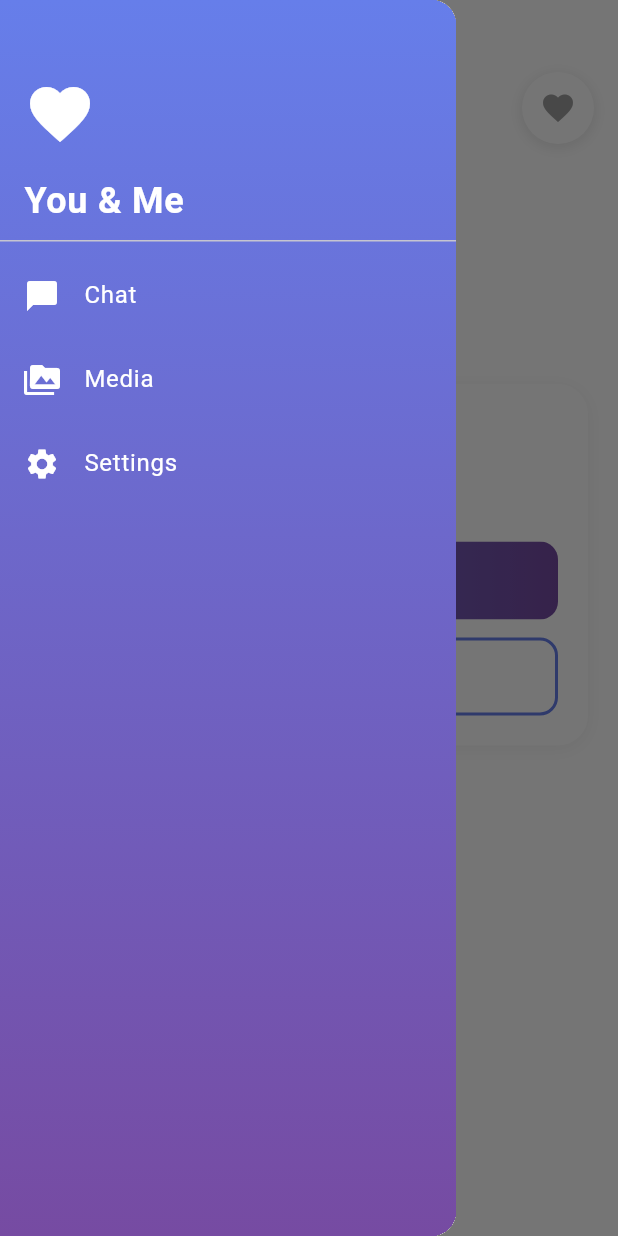
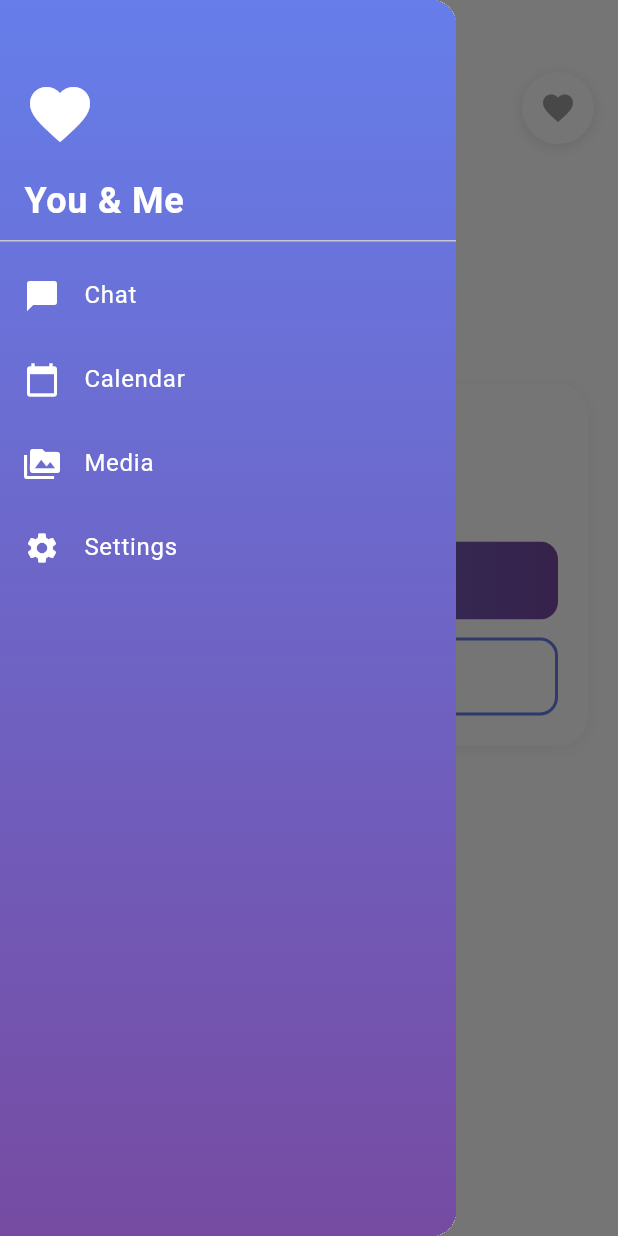
Before and after one commit to donpablitoooooooo/TuyJo, a Flutter app: the screen it shows after launch, in the side drawer, after a tap on the "menu" icon, on a phone screen of 412 x 824 dp. Run offline on Flutter 3.47's test engine with Material 3 defaults, Android fonts, the phone set to English and light mode, and no system bars; our stand-ins replace cloud_firestore, file_picker, firebase_core, firebase_messaging, firebase_storage, flutter_linkify and 9 more; missing offline and left inert: asn1lib, encrypt, mobile_scanner, pdfx, pointycastle, receive_sharing_intent; accounts and stored records are empty; generated files the repository leaves out were written again; statements that could not run were skipped.

Commit message:
feat: Aggiunge vista calendario TODO e fix separatori date
NUOVO: Vista Calendario TODO
- Crea calendar_screen.dart con vista calendario completa
- Mostra tutti i TODO non completati con markers sui giorni
- Permette selezione giorno e visualizzazione TODO della giornata
- Possibilità di completare TODO direttamente dal calendario
- Supporta TODO con range (mostra freccia e data fine)
- Aggiunge voce menu 'Calendario' nel drawer navigation
- Stringhe localizzate in 4 lingue (it, en, es, ca)

FIX: Separatore date in chat
- Risolve bug separatore che appariva in mezzo ai messaggi
- Trova il prossimo messaggio VISIBILE per calcolare separatore
- Salta TODO futuri e todo_completed nel calcolo
- Separatori ora appaiono sempre nel posto giusto

Layout:
- Chat (index 0)
- Calendario (index 1) <- NUOVO
- Media (index 2)
- Settings (index 3)

Calendario features:
- TableCalendar con locale del dispositivo
- Markers sui giorni con TODO
- Lista TODO per giorno selezionato con design gradient
- Icona campanello per reminder
- Badge con numero TODO
- Empty state con messaggio

```diff
--- a/flutter-app/lib/l10n/app_en.arb
+++ b/flutter-app/lib/l10n/app_en.arb
@@ -170,5 +170,11 @@
     "reminderNone": "No alert",
     "reminder1Hour": "1 hour before",
     "reminderHours": "{hours} hours before",
-    "reminder2Days": "2 days before"
+    "reminder2Days": "2 days before",
+    "calendar": "Calendar",
+    "calendarTitle": "TODO Calendar",
+    "calendarNoTodos": "No TODOs",
+    "calendarNoTodosDescription": "Your TODOs will appear here",
+    "calendarTodosForDate": "TODOs for {date}",
+    "calendarMarkAsCompleted": "Mark as completed"
 }
--- /dev/null
+++ b/flutter-app/lib/screens/calendar_screen.dart
@@ -0,0 +1,377 @@
+import 'package:flutter/material.dart';
+import 'package:intl/intl.dart';
+import 'package:provider/provider.dart';
+import 'package:table_calendar/table_calendar.dart';
+import 'package:private_messaging/generated/l10n/app_localizations.dart';
+import '../models/message.dart';
+import '../services/chat_service.dart';
+
+class CalendarScreen extends StatefulWidget {
+  const CalendarScreen({super.key});
+
+  @override
+  State<CalendarScreen> createState() => _CalendarScreenState();
+}
+
+class _CalendarScreenState extends State<CalendarScreen> {
+  DateTime _focusedDay = DateTime.now();
+  DateTime? _selectedDay;
+  final Map<DateTime, List<Message>> _todosByDate = {};
+
+  @override
+  void initState() {
+    super.initState();
+    _selectedDay = _focusedDay;
+  }
+
+  @override
+  void didChangeDependencies() {
+    super.didChangeDependencies();
+    _loadTodos();
+  }
+
+  /// Carica tutti i TODO e li raggruppa per data
+  void _loadTodos() {
+    final chatService = Provider.of<ChatService>(context, listen: false);
+    _todosByDate.clear();
+
+    for (final message in chatService.messages) {
+      // Considera solo i TODO non completati
+      if (message.messageType == 'todo' && message.dueDate != null) {
+        // Verifica se è completato
+        final isCompleted = chatService.messages.any((m) =>
+            m.messageType == 'todo_completed' &&
+            m.originalTodoId == message.id);
+
+        if (!isCompleted) {
+          // Normalizza la data (solo giorno, senza ora)
+          final date = DateTime(
+            message.dueDate!.year,
+            message.dueDate!.month,
+            message.dueDate!.day,
+          );
+
+          if (!_todosByDate.containsKey(date)) {
+            _todosByDate[date] = [];
+          }
+          _todosByDate[date]!.add(message);
+        }
+      }
+    }
+  }
+
+  /// Ritorna i TODO per una specifica data
+  List<Message> _getTodosForDay(DateTime day) {
+    final normalizedDay = DateTime(day.year, day.month, day.day);
+    return _todosByDate[normalizedDay] ?? [];
+  }
+
+  /// Completa un TODO
+  Future<void> _completeTodo(String todoId) async {
+    final chatService = Provider.of<ChatService>(context, listen: false);
+    await chatService.completeTodo(todoId);
+
+    // Ricarica i TODO
+    setState(() {
+      _loadTodos();
+    });
+  }
+
+  @override
+  Widget build(BuildContext context) {
+    final l10n = AppLocalizations.of(context)!;
+    final locale = Localizations.localeOf(context).toString();
+
+    // Ricarica i TODO quando cambia lo stato del chatService
+    final chatService = Provider.of<ChatService>(context);
+    _loadTodos();
+
+    final todosForSelectedDay = _selectedDay != null
+        ? _getTodosForDay(_selectedDay!)
+        : <Message>[];
+
+    return Scaffold(
+      body: Container(
+        decoration: const BoxDecoration(
+          gradient: LinearGradient(
+            begin: Alignment.topCenter,
+            end: Alignment.bottomCenter,
+            colors: [
+              Color(0xFF667eea),
+              Color(0xFF764ba2),
+            ],
+          ),
+        ),
+        child: SafeArea(
+          child: Column(
+            children: [
+              // Header
+              Padding(
+                padding: const EdgeInsets.all(16),
+                child: Text(
+                  l10n.calendarTitle,
+                  style: const TextStyle(
+                    color: Colors.white,
+                    fontSize: 24,
+                    fontWeight: FontWeight.bold,
+                  ),
+                ),
+              ),
+
+              // Calendario
+              Container(
+                margin: const EdgeInsets.symmetric(horizontal: 16),
+                decoration: BoxDecoration(
+                  color: Colors.white,
+                  borderRadius: BorderRadius.circular(16),
+                  boxShadow: [
+                    BoxShadow(
+                      color: Colors.black.withOpacity(0.1),
+                      blurRadius: 10,
+                      offset: const Offset(0, 4),
+                    ),
+                  ],
+                ),
+                child: TableCalendar(
+                  locale: locale,
+                  firstDay: DateTime.now().subtract(const Duration(days: 365)),
+                  lastDay: DateTime.now().add(const Duration(days: 365)),
+                  focusedDay: _focusedDay,
+                  selectedDayPredicate: (day) => isSameDay(_selectedDay, day),
+                  onDaySelected: (selectedDay, focusedDay) {
+                    setState(() {
+                      _selectedDay = selectedDay;
+                      _focusedDay = focusedDay;
+                    });
+                  },
+                  eventLoader: _getTodosForDay,
+                  calendarStyle: CalendarStyle(
+                    todayDecoration: BoxDecoration(
+                      color: const Color(0xFF667eea).withOpacity(0.3),
+                      shape: BoxShape.circle,
+                    ),
+                    selectedDecoration: const BoxDecoration(
+                      color: Color(0xFF667eea),
+                      shape: BoxShape.circle,
+                    ),
+                    markerDecoration: const BoxDecoration(
+                      color: Color(0xFF764ba2),
+                      shape: BoxShape.circle,
+                    ),
+                    markersAlignment: Alignment.bottomCenter,
+                    markersMaxCount: 3,
+                  ),
+                  headerStyle: HeaderStyle(
+                    formatButtonVisible: false,
+                    titleCentered: true,
+                    titleTextStyle: const TextStyle(
+                      fontSize: 17,
+                      fontWeight: FontWeight.bold,
+                    ),
+                  ),
+                ),
+              ),
+
+              const SizedBox(height: 16),
+
+              // Lista TODO per il giorno selezionato
+              Expanded(
+                child: Container(
+                  margin: const EdgeInsets.symmetric(horizontal: 16),
+                  decoration: BoxDecoration(
+                    color: Colors.white,
+                    borderRadius: BorderRadius.circular(16),
+                    boxShadow: [
+                      BoxShadow(
+                        color: Colors.black.withOpacity(0.1),
+                        blurRadius: 10,
+                        offset: const Offset(0, 4),
+                      ),
+                    ],
+                  ),
+                  child: Column(
+                    children: [
+                      // Titolo lista
+                      Padding(
+                        padding: const EdgeInsets.all(16),
+                        child: Row(
+                          children: [
+                            Icon(
+                              Icons.event_note,
+                              color: const Color(0xFF667eea),
+                              size: 24,
+                            ),
+                            const SizedBox(width: 8),
+                            Expanded(
+                              child: Text(
+                                l10n.calendarTodosForDate(
+                                  DateFormat('d MMMM yyyy', locale).format(_selectedDay ?? DateTime.now()),
+                                ),
+                                style: const TextStyle(
+                                  fontSize: 16,
+                                  fontWeight: FontWeight.bold,
+                                  color: Color(0xFF667eea),
+                                ),
+                              ),
+                            ),
+                            if (todosForSelectedDay.isNotEmpty)
+                              Container(
+                                padding: const EdgeInsets.symmetric(horizontal: 8, vertical: 4),
+                                decoration: BoxDecoration(
+                                  color: const Color(0xFF667eea),
+                                  borderRadius: BorderRadius.circular(12),
+                                ),
+                                child: Text(
+                                  '${todosForSelectedDay.length}',
+                                  style: const TextStyle(
+                                    color: Colors.white,
+                                    fontSize: 12,
+                                    fontWeight: FontWeight.bold,
+                                  ),
+                                ),
+                              ),
+                          ],
+                        ),
+                      ),
+
+                      const Divider(height: 1),
+
+                      // Lista TODO
+                      Expanded(
+                        child: todosForSelectedDay.isEmpty
+                            ? Center(
+                                child: Column(
+                                  mainAxisAlignment: MainAxisAlignment.center,
+                                  children: [
+                                    Icon(
+                                      Icons.event_available,
+                                      size: 64,
+                                      color: Colors.grey[300],
+                                    ),
+                                    const SizedBox(height: 16),
+                                    Text(
+                                      l10n.calendarNoTodos,
+                                      style: TextStyle(
+                                        fontSize: 18,
+                                        fontWeight: FontWeight.bold,
+                                        color: Colors.grey[600],
+                                      ),
+                                    ),
+                                    const SizedBox(height: 8),
+                                    Text(
+                                      l10n.calendarNoTodosDescription,
+                                      style: TextStyle(
+                                        fontSize: 14,
+                                        color: Colors.grey[500],
+                                      ),
+                                    ),
+                                  ],
+                                ),
+                              )
+                            : ListView.separated(
+                                padding: const EdgeInsets.all(16),
+                                itemCount: todosForSelectedDay.length,
+                                separatorBuilder: (context, index) => const SizedBox(height: 12),
+                                itemBuilder: (context, index) {
+                                  final todo = todosForSelectedDay[index];
+                                  final timeFormat = DateFormat('HH:mm');
+
+                                  return Container(
+                                    decoration: BoxDecoration(
+                                      gradient: const LinearGradient(
+                                        colors: [Color(0xFF667eea), Color(0xFF764ba2)],
+                                      ),
+                                      borderRadius: BorderRadius.circular(12),
+                                      boxShadow: [
+                                        BoxShadow(
+                                          color: const Color(0xFF667eea).withOpacity(0.3),
+                                          blurRadius: 8,
+                                          offset: const Offset(0, 2),
+                                        ),
+                                      ],
+                                    ),
+                                    child: ListTile(
+                                      contentPadding: const EdgeInsets.symmetric(
+                                        horizontal: 16,
+                                        vertical: 8,
+                                      ),
+                                      leading: Icon(
+                                        todo.isReminder == true
+                                            ? Icons.notifications_outlined
+                                            : Icons.event_outlined,
+                                        color: Colors.white,
+                                        size: 24,
+                                      ),
+                                      title: Text(
+                                        todo.decryptedContent ?? l10n.chatTodoDefault,
+                                        style: const TextStyle(
+                                          color: Colors.white,
+                                          fontWeight: FontWeight.w600,
+                                          fontSize: 15,
+                                        ),
+                                      ),
+                                      subtitle: Column(
+                                        crossAxisAlignment: CrossAxisAlignment.start,
+                                        children: [
+                                          const SizedBox(height: 4),
+                                          Row(
+                                            children: [
+                                              const Icon(
+                                                Icons.access_time,
+                                                size: 14,
+                                                color: Colors.white70,
+                                              ),
+                                              const SizedBox(width: 4),
+                                              Text(
+                                                timeFormat.format(todo.dueDate!),
+                                                style: const TextStyle(
+                                                  color: Colors.white70,
+                                                  fontSize: 12,
+                                                ),
+                                              ),
+                                              if (todo.rangeEnd != null) ...[
+                                                const SizedBox(width: 8),
+                                                const Icon(
+                                                  Icons.arrow_forward,
+                                                  size: 14,
+                                                  color: Colors.white70,
+                                                ),
+                                                const SizedBox(width: 4),
+                                                Text(
+                                                  DateFormat('d MMM', locale).format(todo.rangeEnd!),
+                                                  style: const TextStyle(
+                                                    color: Colors.white70,
+                                                    fontSize: 12,
+                                                  ),
+                                                ),
+                                              ],
+                                            ],
+                                          ),
+                                        ],
+                                      ),
+                                      trailing: IconButton(
+                                        onPressed: () => _completeTodo(todo.id),
+                                        icon: const Icon(
+                                          Icons.check_circle_outline,
+                                          color: Colors.white,
+                                        ),
+                                        tooltip: l10n.calendarMarkAsCompleted,
+                                      ),
+                                    ),
+                                  );
+                                },
+                              ),
+                      ),
+                    ],
+                  ),
+                ),
+              ),
+
+              const SizedBox(height: 16),
+            ],
+          ),
+        ),
+      ),
+    );
+  }
+}
--- a/flutter-app/lib/screens/main_screen.dart
+++ b/flutter-app/lib/screens/main_screen.dart
@@ -4,6 +4,7 @@ import 'package:provider/provider.dart';
 import '../services/pairing_service.dart';
 import '../services/couple_selfie_service.dart';
 import 'chat_screen.dart';
+import 'calendar_screen.dart';
 import 'media_screen.dart';
 import 'settings_screen.dart';
 import 'couple_selfie_screen.dart';
@@ -88,8 +89,8 @@ class _MainScreenState extends State<MainScreen> {
 
     if (mounted) {
       setState(() {
-        // Se paired, mostra Chat (index 0), altrimenti Impostazioni (index 2)
-        _selectedIndex = pairingService.isPaired ? 0 : 2;
+        // Se paired, mostra Chat (index 0), altrimenti Impostazioni (index 3)
+        _selectedIndex = pairingService.isPaired ? 0 : 3;
         _isInitialized = true;
         _wasPaired = pairingService.isPaired; // Inizializza lo stato precedente
       });
@@ -129,6 +130,7 @@ class _MainScreenState extends State<MainScreen> {
 
     final List<Widget> screens = [
       const ChatScreen(),
+      const CalendarScreen(),
       const MediaScreen(),
       const SettingsScreen(),
     ];
@@ -181,8 +183,8 @@ class _MainScreenState extends State<MainScreen> {
                 },
               ),
               ListTile(
-                leading: const Icon(Icons.perm_media, color: Colors.white),
-                title: const Text('Media', style: TextStyle(color: Colors.white)),
+                leading: const Icon(Icons.calendar_today, color: Colors.white),
+                title: Text(AppLocalizations.of(context)!.calendar, style: const TextStyle(color: Colors.white)),
                 selected: _selectedIndex == 1,
                 selectedTileColor: Colors.white.withOpacity(0.2),
                 onTap: () {
@@ -191,12 +193,22 @@ class _MainScreenState extends State<MainScreen> {
                 },
               ),
               ListTile(
-                leading: const Icon(Icons.settings, color: Colors.white),
-                title: Text(AppLocalizations.of(context)!.settings, style: const TextStyle(color: Colors.white)),
+                leading: const Icon(Icons.perm_media, color: Colors.white),
+                title: const Text('Media', style: TextStyle(color: Colors.white)),
                 selected: _selectedIndex == 2,
                 selectedTileColor: Colors.white.withOpacity(0.2),
                 onTap: () {
                   _onItemTapped(2);
+                  Navigator.pop(context);
+                },
+              ),
+              ListTile(
+                leading: const Icon(Icons.settings, color: Colors.white),
+                title: Text(AppLocalizations.of(context)!.settings, style: const TextStyle(color: Colors.white)),
+                selected: _selectedIndex == 3,
+                selectedTileColor: Colors.white.withOpacity(0.2),
+                onTap: () {
+                  _onItemTapped(3);
                   Navigator.pop(context);
                 },
               ),
```
Also changed, not shown: flutter-app/lib/l10n/app_ca.arb (+7 -1 lines), flutter-app/lib/l10n/app_es.arb (+7 -1 lines), flutter-app/lib/l10n/app_it.arb (+7 -1 lines), flutter-app/lib/screens/chat_screen.dart (+22 -5 lines).
